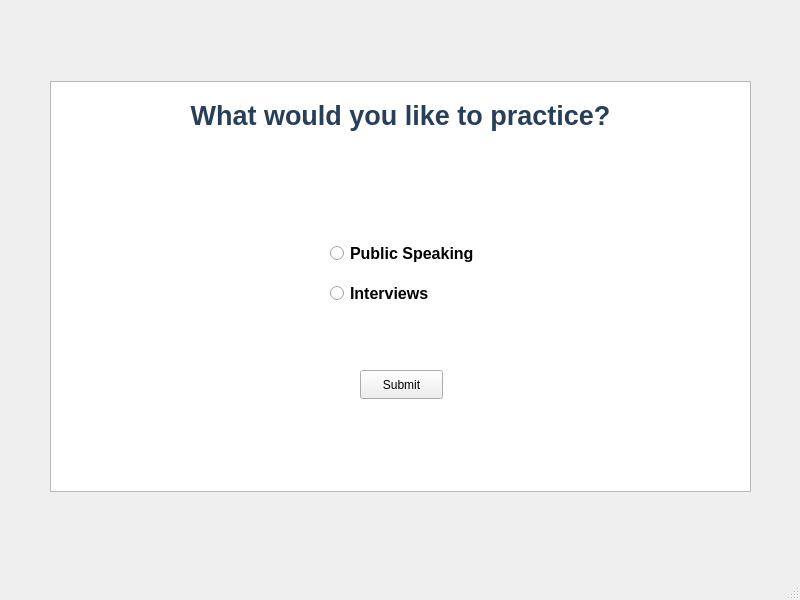
AnushreeBannadabhavi/Orator, file practiceoptions.ui: the form before one commit.
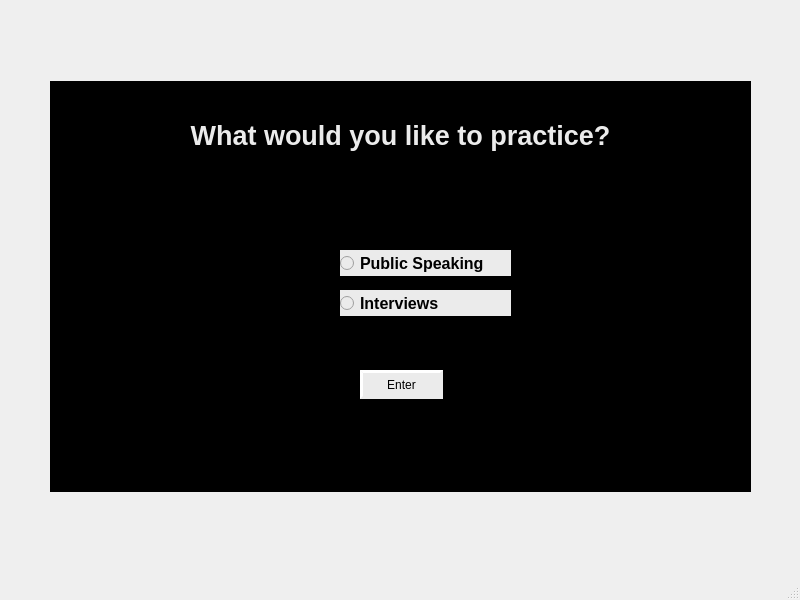
The form after the commit.

What changed in the file:
```diff
--- a/practiceoptions.ui
+++ b/practiceoptions.ui
@@ -23,20 +23,25 @@
       <height>411</height>
      </rect>
     </property>
+    <property name="styleSheet">
+     <string notr="true">
+    background-color: rgb(0, 0, 0);</string>
+    </property>
     <property name="html">
      <string>&lt;!DOCTYPE HTML PUBLIC &quot;-//W3C//DTD HTML 4.0//EN&quot; &quot;http://www.w3.org/TR/REC-html40/strict.dtd&quot;&gt;
 &lt;html&gt;&lt;head&gt;&lt;meta name=&quot;qrichtext&quot; content=&quot;1&quot; /&gt;&lt;meta charset=&quot;utf-8&quot; /&gt;&lt;style type=&quot;text/css&quot;&gt;
 p, li { white-space: pre-wrap; }
 &lt;/style&gt;&lt;/head&gt;&lt;body style=&quot; font-family:'Segoe UI'; font-size:9pt; font-weight:400; font-style:normal;&quot;&gt;
 &lt;p align=&quot;center&quot; style=&quot;-qt-paragraph-type:empty; margin-top:0px; margin-bottom:0px; margin-left:0px; margin-right:0px; -qt-block-indent:0; text-indent:0px;&quot;&gt;&lt;br /&gt;&lt;/p&gt;
-&lt;p align=&quot;center&quot; style=&quot; margin-top:0px; margin-bottom:0px; margin-left:0px; margin-right:0px; -qt-block-indent:0; text-indent:0px;&quot;&gt;&lt;span style=&quot; font-size:20pt; font-weight:700; color:#283e59;&quot;&gt;What would you like to practice?&lt;/span&gt;&lt;/p&gt;&lt;/body&gt;&lt;/html&gt;</string>
+&lt;p align=&quot;center&quot; style=&quot;-qt-paragraph-type:empty; margin-top:0px; margin-bottom:0px; margin-left:0px; margin-right:0px; -qt-block-indent:0; text-indent:0px; font-family:'.AppleSystemUIFont'; font-size:13pt; color:#ebebeb;&quot;&gt;&lt;br /&gt;&lt;/p&gt;
+&lt;p align=&quot;center&quot; style=&quot; margin-top:0px; margin-bottom:0px; margin-left:0px; margin-right:0px; -qt-block-indent:0; text-indent:0px;&quot;&gt;&lt;span style=&quot; font-size:20pt; font-weight:700; color:#ebebeb;&quot;&gt;What would you like to practice?&lt;/span&gt;&lt;/p&gt;&lt;/body&gt;&lt;/html&gt;</string>
     </property>
    </widget>
    <widget class="QRadioButton" name="radioButtonPubSp">
     <property name="geometry">
      <rect>
-      <x>330</x>
-      <y>240</y>
+      <x>340</x>
+      <y>250</y>
       <width>171</width>
       <height>26</height>
      </rect>
@@ -47,6 +52,10 @@
       <bold>true</bold>
      </font>
     </property>
+    <property name="styleSheet">
+     <string notr="true">
+    background-color: rgb(235, 235, 235);</string>
+    </property>
     <property name="text">
      <string>Public Speaking</string>
     </property>
@@ -54,8 +63,8 @@
    <widget class="QRadioButton" name="radioButtonInt">
     <property name="geometry">
      <rect>
-      <x>330</x>
-      <y>280</y>
+      <x>340</x>
+      <y>290</y>
       <width>171</width>
       <height>26</height>
      </rect>
@@ -66,6 +75,11 @@
       <bold>true</bold>
      </font>
     </property>
+    <property name="styleSheet">
+     <string notr="true">
+    background-color: rgb(235, 235, 235);
+</string>
+    </property>
     <property name="text">
      <string>Interviews</string>
     </property>
@@ -79,8 +93,19 @@
       <height>29</height>
      </rect>
     </property>
+    <property name="styleSheet">
+     <string notr="true">border-top-color: rgb(235, 235, 235);
+border-right-color: rgb(235, 235, 235);
+border-bottom-color: rgb(235, 235, 235);
+border-left-color: rgb(235, 235, 235);
+border-style: outset;
+    border-width: 3px;
+
+    background-color: rgb(235, 235, 235);
+</string>
+    </property>
     <property name="text">
-     <string>Submit</string>
+     <string>Enter</string>
     </property>
    </widget>
   </widget>
```
